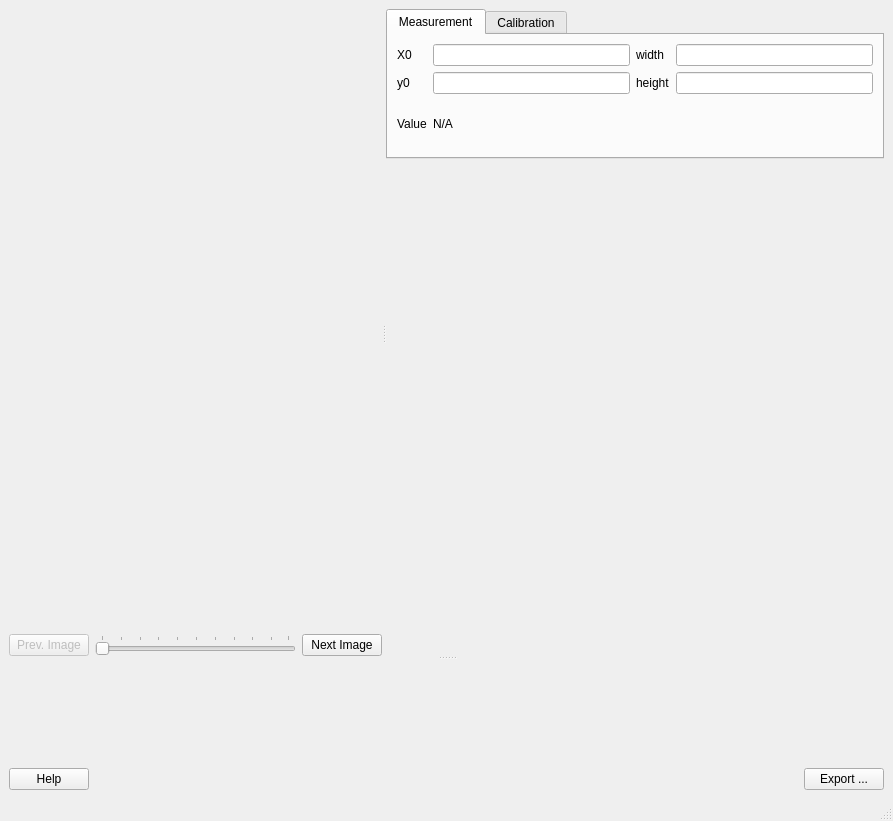
The window that ui/ui_calibrated_transmission.ui (neutronimaging/python_notebooks) describes before a commit, drawn with Qt 5.
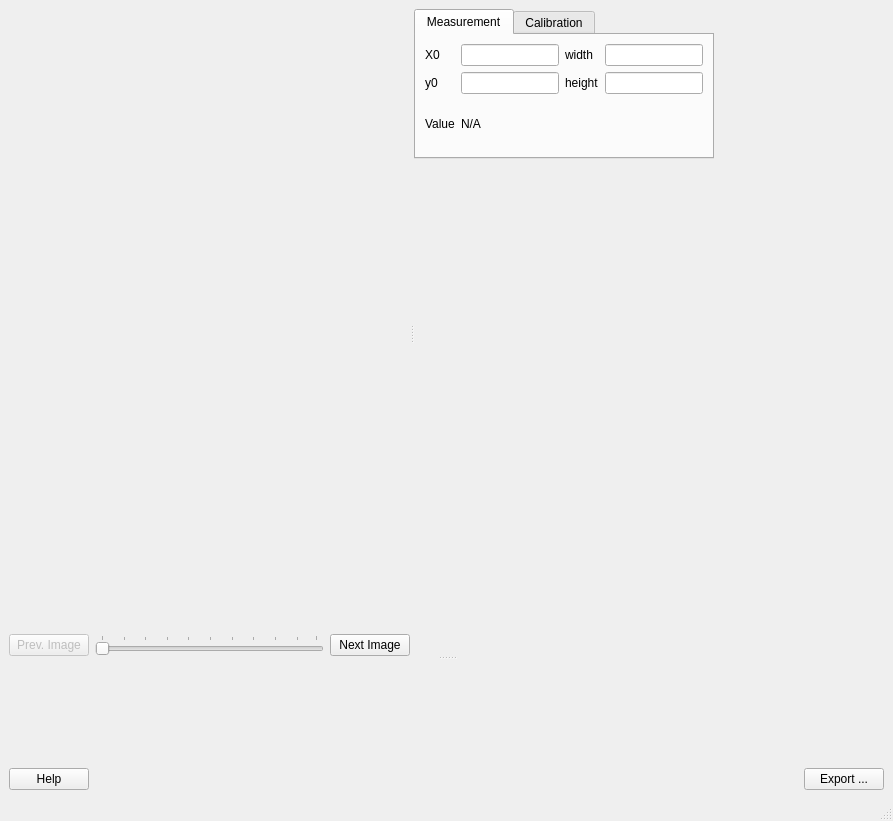
The same window after the commit.

Commit message: set up size of splitter. Improved layout when starting the ui

Patch:
```diff
--- a/ui/ui_calibrated_transmission.ui
+++ b/ui/ui_calibrated_transmission.ui
@@ -91,7 +91,7 @@
           <widget class="QTabWidget" name="tabWidget">
            <property name="maximumSize">
             <size>
-             <width>16777215</width>
+             <width>300</width>
              <height>150</height>
             </size>
            </property>
```
The commit also changes 3 other files.
